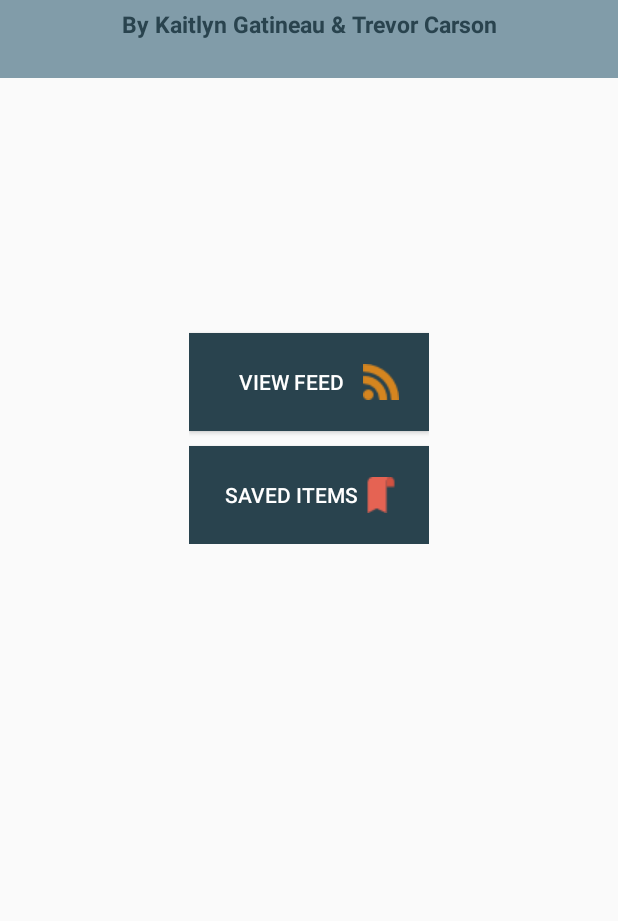
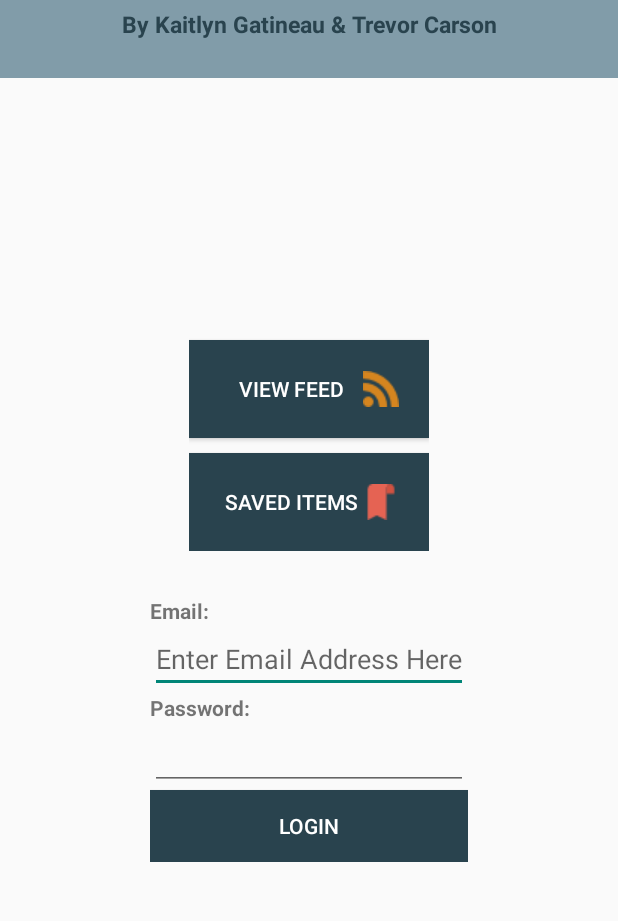
Before and after one commit to Trevor-Carson/Android_Final_Project, an Android app: the screen it shows after launch (MainActivity), on a phone screen of 412 x 824 dp, the part 157-1078 px from its top. Run offline under Robolectric (Android 15) with nearby library versions, the phone set to English and light mode, and no system bars.

Commit message:
SavedPreferences
- Added saved preferences for email

```diff
--- a/app/src/main/java/com/example/final_project_rss_reader/MainActivity.java
+++ b/app/src/main/java/com/example/final_project_rss_reader/MainActivity.java
@@ -3,27 +3,88 @@ package com.example.final_project_rss_reader;
 import androidx.appcompat.app.AppCompatActivity;
 
 import android.content.Intent;
+import android.content.SharedPreferences;
 import android.os.Bundle;
 import android.view.View;
+import android.widget.Button;
+import android.widget.EditText;
 
 /**
  * Main Class for the BBC RSS new reader, opens the first activity letting the user choose to open the RSS feed list or
  * open previously saved RSS feeds
  */
 public class MainActivity extends AppCompatActivity {
+    /**
+     * String to store the title of the shared preferences file
+     */
+    private static final String SHARED_PREFS = "rssReader";
+    /**
+     * String to store the key in the shared preferences file
+     */
+    private static final String EMAIL_PREF_KEY = "email";
+
+    /**
+     * EditText to store the UI value for email
+     */
+    private EditText emailText;
+    /**
+     * Button to hold the UI value for logging in
+     */
+    private Button login;
+    /**
+     * SharedPreferences variable to store a shared preferences object
+     */
+    private SharedPreferences prefs;
+    /**
+     * String to store the entered email
+     */
+    private String savedEmail;
 
     /**
      * Override method to set the initial layout to the MainActivity when the application initially opens
+     *
      * @param savedInstanceState - Object to hold the bundled information to pass to main activity
      */
     @Override
     protected void onCreate(Bundle savedInstanceState) {
         super.onCreate(savedInstanceState);
         setContentView(R.layout.activity_main);
+
+        // Check the shared preferences for a saved email and display it in the email box, otherwise display an empty string.
+        SharedPreferences pref = getSharedPreferences(SHARED_PREFS, MODE_PRIVATE);
+        String savedEmail = pref.getString(EMAIL_PREF_KEY, "");
+        ((EditText) findViewById(R.id.email)).setText(savedEmail);
+
+        // When the login button is clicked, transition to the Profile activity.
+        ((Button) findViewById(R.id.login)).setOnClickListener(clk -> {
+            // Saving the email to the shared preferences while clicking the button wasn't required, but it's helpful.
+            saveEmailToPreferences();
+            startActivity(new Intent(this, ViewFeedActivity.class));
+        });
+    }
+
+    /**
+     * Overridden pause method to ensure the contents of the email box are saved in the shared preferences
+     */
+    @Override
+    protected void onPause() {
+        super.onPause();
+
+        saveEmailToPreferences();
+    }
+
+    /**
+     * Method to save the entered email into a string and commit it to shared preferences
+     */
+    private void saveEmailToPreferences() {
+        SharedPreferences pref = getSharedPreferences(SHARED_PREFS, MODE_PRIVATE);
+        String enteredEmail = ((EditText) findViewById(R.id.email)).getText().toString();
+        pref.edit().putString(EMAIL_PREF_KEY, enteredEmail).commit();
     }
 
     /**
      * Method to load BBC RSS news items into ViewFeedActivity when the "Launch RSS Feed" button is clicked
+     *
      * @param view - View to hold the current activity
      */
     public void launchRSSFeed(View view) {
@@ -33,10 +94,11 @@ public class MainActivity extends AppCompatActivity {
 
     /**
      * Method to load previously saved BBC RSS news items from ViewSavedActivity when the "Launch Saved Items" button is clicked
+     *
      * @param view - View to hold the current activity
      */
     public void launchSavedItems(View view) {
-       Intent toSavedIntent = new Intent(this, ViewSavedActivity.class);
+        Intent toSavedIntent = new Intent(this, ViewSavedActivity.class);
         this.startActivity(toSavedIntent);
     }
 }
--- a/app/src/main/res/layout/activity_main.xml
+++ b/app/src/main/res/layout/activity_main.xml
@@ -9,61 +9,61 @@
         android:layout_width="match_parent"
         android:layout_height="wrap_content"
         android:orientation="vertical"
-        android:paddingBottom="40dp"
-        >
+        android:paddingBottom="40dp">
+
         <TextView
             android:id="@+id/titleTextView"
             android:layout_width="match_parent"
             android:layout_height="wrap_content"
             android:layout_centerHorizontal="true"
             android:layout_marginTop="40dp"
-        android:textSize="25sp"
-        android:textStyle="bold"
-        android:textColor="@color/grey3"
+            android:background="@color/grey2"
+            android:paddingTop="30dp"
             android:text="@string/app_name"
             android:textAlignment="center"
-        android:background="@color/grey2"
-        android:paddingTop="30dp"
-  />
+            android:textColor="@color/grey3"
+            android:textSize="25sp"
+            android:textStyle="bold" />
+
         <TextView
             android:id="@+id/titleTextView1"
             android:layout_width="match_parent"
             android:layout_height="wrap_content"
+            android:layout_below="@+id/titleTextView"
             android:layout_centerHorizontal="true"
             android:layout_marginBottom="60dp"
-        android:layout_below="@+id/titleTextView"
-        android:textSize="15sp"
-        android:textStyle="bold"
-        android:textColor="@color/grey3"
+            android:background="@color/grey2"
+            android:paddingTop="5dp"
+            android:paddingBottom="25dp"
             android:text="By Kaitlyn Gatineau &amp; Trevor Carson"
             android:textAlignment="center"
-        android:background="@color/grey2"
-       android:paddingTop="5dp"
-        android:paddingBottom="25dp"/>
+            android:textColor="@color/grey3"
+            android:textSize="15sp"
+            android:textStyle="bold" />
     </LinearLayout>
+
     <LinearLayout
+        android:id="@+id/rss_layout"
         android:layout_width="wrap_content"
         android:layout_height="wrap_content"
         android:layout_centerInParent="true"
         android:orientation="vertical"
-        android:paddingBottom="40dp"
-  >
+        android:paddingBottom="30dp">
 
         <Button
             android:id="@+id/openFeedButton"
             android:layout_width="160dp"
             android:layout_height="65dp"
+            android:layout_marginTop="10dp"
             android:layout_weight="1"
+            android:background="@color/grey3"
+            android:drawableEnd="@drawable/rss"
             android:onClick="launchRSSFeed"
             android:padding="10dp"
+            android:paddingStart="20dp"
+            android:paddingEnd="20dp"
             android:text="@string/view_feed_text"
-            android:background="@color/grey3"
-            android:textColor="@color/white"
-            android:drawableEnd="@drawable/rss"
-            android:layout_marginTop="10dp"
-            android:paddingEnd="20dp"
-            android:paddingStart="20dp"
-             />
+            android:textColor="@color/white" />
 
         <Button
             android:id="@+id/viewSavedButton"
@@ -78,7 +78,50 @@
             android:paddingStart="20dp"
             android:paddingEnd="20dp"
             android:text="@string/favorite_text"
-            android:textColor="@color/white"
-            />
+            android:textColor="@color/white" />
+    </LinearLayout>
+
+    <LinearLayout
+        android:layout_width="wrap_content"
+        android:layout_height="wrap_content"
+        android:layout_below="@id/rss_layout"
+        android:layout_centerInParent="true"
+        android:orientation="vertical">
+
+
+        <TextView
+            android:layout_width="match_parent"
+            android:layout_height="wrap_content"
+            android:layout_gravity="fill_horizontal"
+            android:text="Email:"
+            android:textStyle="bold" />
+
+        <EditText
+            android:id="@+id/email"
+            android:layout_width="fill_parent"
+            android:layout_height="wrap_content"
+            android:hint="Enter Email Address Here"
+            android:inputType="textEmailAddress" />
+
+        <TextView
+            android:layout_width="fill_parent"
+            android:layout_height="wrap_content"
+            android:text="Password:"
+            android:textStyle="bold" />
+
+        <EditText
+            android:id="@+id/password"
+            android:layout_width="fill_parent"
+            android:layout_height="wrap_content"
+            android:inputType="textPassword" />
+
+        <Button
+            android:id="@+id/login"
+            android:layout_width="fill_parent"
+            android:layout_height="wrap_content"
+            android:background="@color/grey3"
+            android:text="Login"
+            android:textColor="@color/white" />
+
     </LinearLayout>
 </RelativeLayout>
```
Lines whose indentation alone changed are shown as unchanged.
